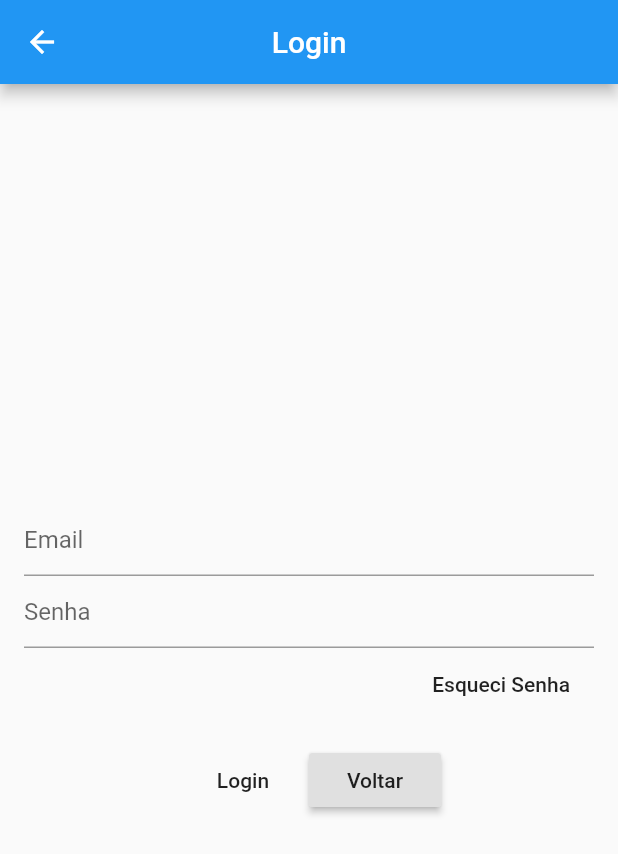
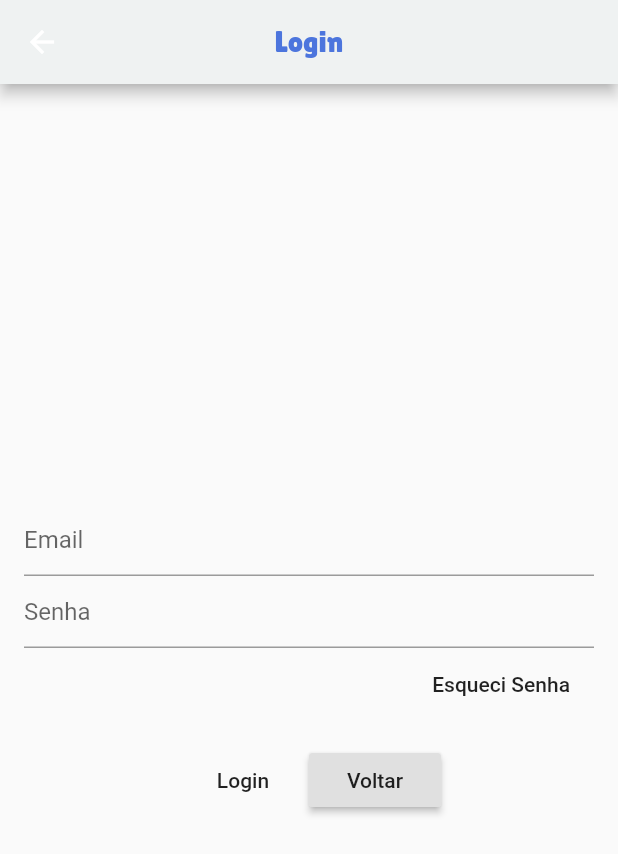
Before and after one commit to pvictor1206/pequenos_empreendedores, a Flutter app: the screen it shows once a user with an empty profile is signed in, after a tap on "Login", on a phone screen of 412 x 824 dp. Shown: the top 854 px of the screen. Run offline on Flutter 3.47's test engine with Material 2 defaults, Android fonts, the phone set to English and light mode, and no system bars; our stand-ins replace firebase_auth, firebase_core; accounts and stored records are empty.

Commit message:
commit login

```diff
--- /dev/null
+++ b/lib/core/app_colors.dart
@@ -0,0 +1,14 @@
+import 'package:flutter/material.dart';
+
+class AppColors {
+
+  // Cores Fonte
+  static final Color azulFonte = Color(0xFF4C75DD);
+
+  // Cor de Fundo
+  static final Color fundoBasico = Color(0xFFEFF2F2);
+
+
+
+
+}
--- a/lib/home_login_register/home_page/home_page.dart
+++ b/lib/home_login_register/home_page/home_page.dart
@@ -2,6 +2,7 @@ import 'package:firebase_auth/firebase_auth.dart';
 import 'package:flutter/material.dart';
 import 'package:pequenos_empreendedores/home_login_register/login_page/login_page.dart';
 import 'package:pequenos_empreendedores/home_login_register/register_page/register_page.dart';
+import 'package:pequenos_empreendedores/core/app_colors.dart';
 
 class HomePage extends StatefulWidget {
   //const HomePage({Key key}) : super(key: key);
@@ -17,7 +18,12 @@ class _HomePageState extends State<HomePage> {
   Widget build(BuildContext context) {
     return Scaffold(
       appBar: AppBar(
-        title: Text("HomePage"),
+        backgroundColor: AppColors.fundoBasico,
+        title: Text(
+            "HomePage", style: TextStyle(
+            color: AppColors.azulFonte,
+            fontFamily: "LilitaOne"),
+        ),
         centerTitle: true,
       ),
       body: Column(
--- a/lib/home_login_register/login_page/login_page.dart
+++ b/lib/home_login_register/login_page/login_page.dart
@@ -1,5 +1,6 @@
 import 'package:firebase_auth/firebase_auth.dart';
 import 'package:flutter/material.dart';
+import 'package:pequenos_empreendedores/core/app_colors.dart';
 import 'package:pequenos_empreendedores/home_login_register/home_page/home_page.dart';
 import 'package:pequenos_empreendedores/home_login_register/reset_senha/reset_senha.dart';
 import 'package:pequenos_empreendedores/manutencao_page/manutencao_page.dart';
@@ -42,7 +43,12 @@ class _LoginPageState extends State<LoginPage> {
   Widget build(BuildContext context) {
     return Scaffold(
       appBar: AppBar(
-        title: Text("Login"),
+        backgroundColor: AppColors.fundoBasico,
+        title: Text(
+            "Login", style: TextStyle(
+            color: AppColors.azulFonte,
+            fontFamily: "LilitaOne"),
+        ),
         centerTitle: true,
       ),
       body: Form(
--- a/lib/manutencao_page/manutencao_page.dart
+++ b/lib/manutencao_page/manutencao_page.dart
@@ -1,4 +1,5 @@
 import 'package:flutter/material.dart';
+import 'package:pequenos_empreendedores/core/app_colors.dart';
 import 'package:pequenos_empreendedores/home_login_register/home_page/home_page.dart';
 
 class ManutencaoPage extends StatelessWidget {
@@ -8,7 +9,12 @@ class ManutencaoPage extends StatelessWidget {
   Widget build(BuildContext context) {
     return Scaffold(
       appBar: AppBar(
-        title: Text("ManutencaoPage"),
+        backgroundColor: AppColors.fundoBasico,
+        title: Text(
+            "ManutencaoPage", style: TextStyle(
+            color: AppColors.azulFonte,
+            fontFamily: "LilitaOne"),
+        ),
         centerTitle: true,
       ),
       body: Column(
```
Also changed, not shown: lib/core/app_font.dart (added, +11 -0 lines), lib/home_login_register/register_page/register_page.dart (+7 -1 lines), lib/home_login_register/reset_senha/reset_senha.dart (+8 -1 lines), pubspec.yaml (+8 -0 lines), assets/fonts/LilitaOne-Regular.ttf (added), assets/fonts/Montserrat-Regular.ttf (added).
